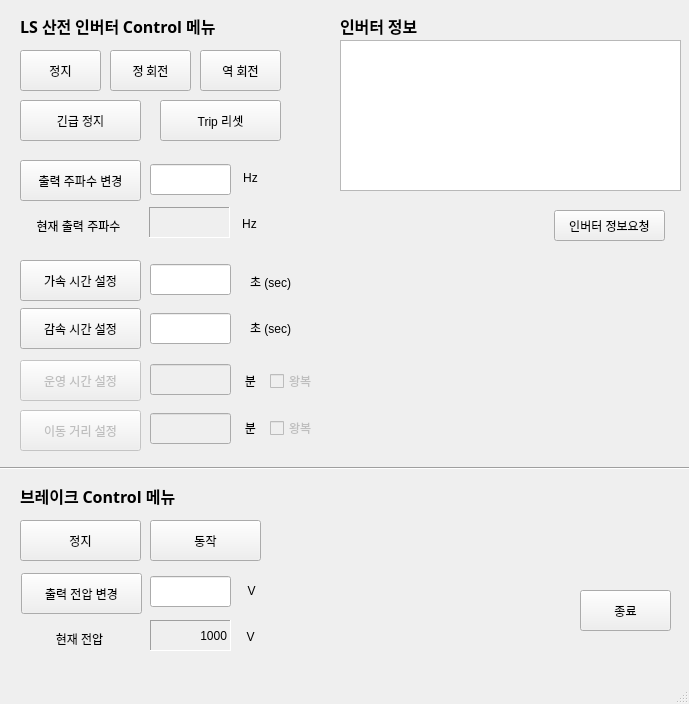
Old version of the form inverterUI.ui in the repository kimyh2000/pas-motor.
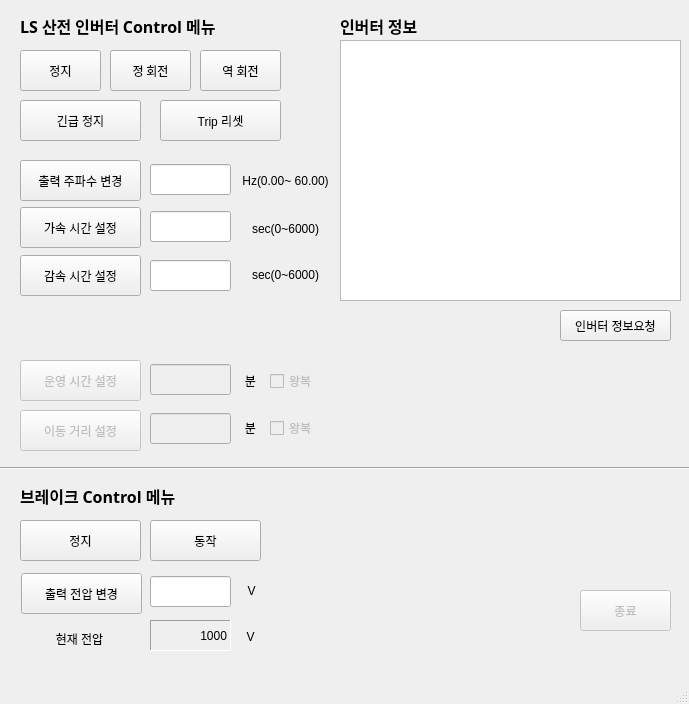
New version of the form.

Diff of the .ui file:
```diff
--- a/inverterUI.ui
+++ b/inverterUI.ui
@@ -125,71 +125,17 @@
      <string>출력 주파수 변경</string>
     </property>
    </widget>
-   <widget class="QLabel" name="label_2">
-    <property name="geometry">
-     <rect>
-      <x>28</x>
-      <y>210</y>
-      <width>101</width>
-      <height>31</height>
-     </rect>
-    </property>
-    <property name="text">
-     <string>현재 출력 주파수</string>
-    </property>
-    <property name="alignment">
-     <set>Qt::AlignCenter</set>
-    </property>
-   </widget>
    <widget class="QLabel" name="label_3">
     <property name="geometry">
      <rect>
       <x>240</x>
-      <y>162</y>
-      <width>21</width>
+      <y>165</y>
+      <width>91</width>
       <height>31</height>
      </rect>
     </property>
     <property name="text">
-     <string>Hz</string>
-    </property>
-    <property name="alignment">
-     <set>Qt::AlignCenter</set>
-    </property>
-   </widget>
-   <widget class="QLabel" name="label_CurFrq">
-    <property name="geometry">
-     <rect>
-      <x>149</x>
-      <y>207</y>
-      <width>81</width>
-      <height>31</height>
-     </rect>
-    </property>
-    <property name="frameShape">
-     <enum>QFrame::Panel</enum>
-    </property>
-    <property name="frameShadow">
-     <enum>QFrame::Sunken</enum>
-    </property>
-    <property name="text">
-     <string/>
-    </property>
-    <property name="alignment">
-     <set>Qt::AlignRight|Qt::AlignTrailing|Qt::AlignVCenter</set>
-    </property>
-   </widget>
-   <widget class="QLabel" name="label_5">
-    <property name="geometry">
-     <rect>
-      <x>239</x>
-      <y>208</y>
-      <width>21</width>
-      <height>31</height>
-     </rect>
-    </property>
-    <property name="text">
-     <string>Hz</string>
+     <string>Hz(0.00~ 60.00)</string>
     </property>
     <property name="alignment">
      <set>Qt::AlignCenter</set>
@@ -199,13 +145,13 @@
     <property name="geometry">
      <rect>
       <x>240</x>
-      <y>266</y>
-      <width>61</width>
+      <y>213</y>
+      <width>91</width>
       <height>31</height>
      </rect>
     </property>
     <property name="text">
-     <string>초 (sec)</string>
+     <string>sec(0~6000)</string>
     </property>
     <property name="alignment">
      <set>Qt::AlignCenter</set>
@@ -215,7 +161,7 @@
     <property name="geometry">
      <rect>
       <x>20</x>
-      <y>260</y>
+      <y>207</y>
       <width>121</width>
       <height>41</height>
      </rect>
@@ -228,7 +174,7 @@
     <property name="geometry">
      <rect>
       <x>20</x>
-      <y>308</y>
+      <y>255</y>
       <width>121</width>
       <height>41</height>
      </rect>
@@ -241,13 +187,13 @@
     <property name="geometry">
      <rect>
       <x>240</x>
-      <y>312</y>
-      <width>61</width>
+      <y>259</y>
+      <width>91</width>
       <height>31</height>
      </rect>
     </property>
     <property name="text">
-     <string>초 (sec)</string>
+     <string>sec(0~6000)</string>
     </property>
     <property name="alignment">
      <set>Qt::AlignCenter</set>
@@ -293,7 +239,7 @@
      <rect>
       <x>270</x>
       <y>373</y>
-      <width>81</width>
+      <width>51</width>
       <height>16</height>
      </rect>
     </property>
@@ -341,7 +287,7 @@
      <rect>
       <x>270</x>
       <y>420</y>
-      <width>81</width>
+      <width>51</width>
       <height>16</height>
      </rect>
     </property>
@@ -510,6 +456,9 @@
     </property>
    </widget>
    <widget class="QPushButton" name="pushButton_Exit">
+    <property name="enabled">
+     <bool>false</bool>
+    </property>
     <property name="geometry">
      <rect>
       <x>580</x>
@@ -539,7 +488,7 @@
     <property name="geometry">
      <rect>
       <x>150</x>
-      <y>264</y>
+      <y>211</y>
       <width>81</width>
       <height>31</height>
      </rect>
@@ -549,7 +498,7 @@
     <property name="geometry">
      <rect>
       <x>150</x>
-      <y>313</y>
+      <y>260</y>
       <width>81</width>
       <height>31</height>
      </rect>
@@ -597,13 +546,13 @@
       <x>340</x>
       <y>40</y>
       <width>341</width>
-      <height>151</height>
+      <height>261</height>
      </rect>
     </property>
     <property name="font">
      <font>
       <family>Arial</family>
-      <pointsize>14</pointsize>
+      <pointsize>12</pointsize>
       <weight>75</weight>
       <bold>true</bold>
      </font>
@@ -625,8 +574,8 @@
    <widget class="QPushButton" name="pushButton_Update">
     <property name="geometry">
      <rect>
-      <x>554</x>
-      <y>210</y>
+      <x>560</x>
+      <y>310</y>
       <width>111</width>
       <height>31</height>
      </rect>
```
